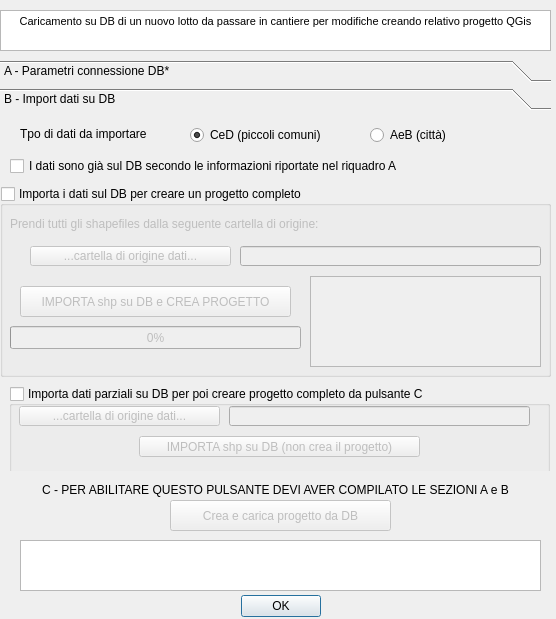
The window that qgis2db/qgis2db_config_dockwidget_base.ui (Verticalsrl/import_qgis2db) describes before a commit, drawn with Qt 5.
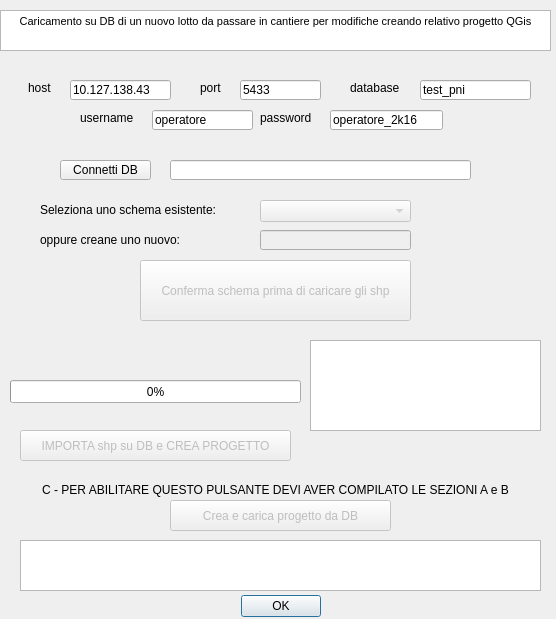
The same window after the commit. The open tabs and pages were chosen to show the change.

Commit message: il plugin e' ora in grado di caricare i layer dalla TOC di QGis sul DB-schema specificati

Diff of the .ui file:
```diff
--- a/qgis2db/qgis2db_config_dockwidget_base.ui
+++ b/qgis2db/qgis2db_config_dockwidget_base.ui
@@ -67,119 +67,66 @@
    </property>
    <layout class="QVBoxLayout" name="verticalLayout"/>
   </widget>
-  <widget class="QToolBox" name="toolbox">
-   <property name="enabled">
-    <bool>true</bool>
-   </property>
+  <widget class="QLabel" name="label_64">
    <property name="geometry">
     <rect>
-     <x>0</x>
-     <y>60</y>
-     <width>551</width>
-     <height>411</height>
+     <x>10</x>
+     <y>480</y>
+     <width>531</width>
+     <height>20</height>
     </rect>
    </property>
-   <property name="toolTip">
-    <string/>
+   <property name="text">
+    <string>&lt;html&gt;&lt;head/&gt;&lt;body&gt;&lt;p align=&quot;center&quot;&gt;C - PER ABILITARE QUESTO PULSANTE DEVI AVER COMPILATO LE SEZIONI A e B&lt;/p&gt;&lt;/body&gt;&lt;/html&gt;</string>
    </property>
-   <widget class="QWidget" name="chkDB">
+  </widget>
+  <widget class="QToolButton" name="createBtn">
     <property name="enabled">
-     <bool>true</bool>
+    <bool>false</bool>
     </property>
     <property name="geometry">
      <rect>
-      <x>0</x>
-      <y>0</y>
-      <width>551</width>
-      <height>355</height>
-     </rect>
-    </property>
-    <attribute name="label">
-     <string>A - Parametri connessione DB*</string>
-    </attribute>
-    <widget class="QLabel" name="label">
+     <x>170</x>
+     <y>500</y>
+     <width>221</width>
+     <height>31</height>
+    </rect>
+   </property>
+   <property name="text">
+    <string>Crea e carica progetto da DB</string>
+   </property>
+  </widget>
+  <widget class="QLineEdit" name="testAnswer">
      <property name="geometry">
       <rect>
-       <x>28</x>
-       <y>20</y>
-       <width>41</width>
-       <height>16</height>
-      </rect>
-     </property>
-     <property name="text">
-      <string>host</string>
+     <x>170</x>
+     <y>160</y>
+     <width>301</width>
+     <height>20</height>
+    </rect>
+   </property>
+   <property name="readOnly">
+    <bool>true</bool>
      </property>
     </widget>
     <widget class="QLineEdit" name="hostDB">
      <property name="geometry">
       <rect>
        <x>70</x>
-       <y>20</y>
+     <y>80</y>
        <width>101</width>
        <height>20</height>
       </rect>
      </property>
      <property name="text">
-      <string>86.107.96.34</string>
-     </property>
-    </widget>
-    <widget class="QLineEdit" name="portDB">
-     <property name="geometry">
-      <rect>
-       <x>240</x>
-       <y>20</y>
-       <width>81</width>
-       <height>20</height>
-      </rect>
-     </property>
-     <property name="text">
-      <string>5432</string>
-     </property>
-    </widget>
-    <widget class="QLineEdit" name="usrDB">
-     <property name="geometry">
-      <rect>
-       <x>152</x>
-       <y>50</y>
-       <width>101</width>
-       <height>20</height>
-      </rect>
-     </property>
-     <property name="text">
-      <string>operatore</string>
-     </property>
-    </widget>
-    <widget class="QLineEdit" name="pwdDB">
-     <property name="geometry">
-      <rect>
-       <x>330</x>
-       <y>50</y>
-       <width>113</width>
-       <height>20</height>
-      </rect>
-     </property>
-     <property name="text">
-      <string>operatore_2k16</string>
-     </property>
-    </widget>
-    <widget class="QLineEdit" name="nameDB">
-     <property name="geometry">
-      <rect>
-       <x>420</x>
-       <y>20</y>
-       <width>111</width>
-       <height>20</height>
-      </rect>
-     </property>
-     <property name="text">
-      <string>pni_2</string>
+    <string>10.127.138.43</string>
      </property>
     </widget>
     <widget class="QLabel" name="label_2">
      <property name="geometry">
       <rect>
        <x>200</x>
-       <y>20</y>
+     <y>80</y>
        <width>41</width>
        <height>16</height>
       </rect>
@@ -188,24 +135,24 @@
       <string>port</string>
      </property>
     </widget>
-    <widget class="QLabel" name="label_3">
+  <widget class="QComboBox" name="schemaDB_combo">
+   <property name="enabled">
+    <bool>false</bool>
+   </property>
      <property name="geometry">
       <rect>
-       <x>80</x>
-       <y>50</y>
-       <width>71</width>
-       <height>16</height>
-      </rect>
-     </property>
-     <property name="text">
-      <string>username</string>
-     </property>
+     <x>260</x>
+     <y>200</y>
+     <width>151</width>
+     <height>22</height>
+    </rect>
+   </property>
     </widget>
     <widget class="QLabel" name="label_4">
      <property name="geometry">
       <rect>
        <x>260</x>
-       <y>50</y>
+     <y>110</y>
        <width>61</width>
        <height>16</height>
       </rect>
@@ -214,24 +161,11 @@
       <string>password</string>
      </property>
     </widget>
-    <widget class="QLabel" name="label_5">
-     <property name="geometry">
-      <rect>
-       <x>350</x>
-       <y>20</y>
-       <width>61</width>
-       <height>16</height>
-      </rect>
-     </property>
-     <property name="text">
-      <string>database</string>
-     </property>
-    </widget>
     <widget class="QToolButton" name="testBtn">
      <property name="geometry">
       <rect>
        <x>60</x>
-       <y>100</y>
+     <y>160</y>
        <width>91</width>
        <height>20</height>
       </rect>
@@ -240,30 +174,17 @@
       <string>Connetti DB</string>
      </property>
     </widget>
-    <widget class="QLineEdit" name="testAnswer">
+  <widget class="QLineEdit" name="usrDB">
      <property name="geometry">
       <rect>
-       <x>170</x>
-       <y>100</y>
-       <width>301</width>
-       <height>20</height>
-      </rect>
-     </property>
-     <property name="readOnly">
-      <bool>true</bool>
-     </property>
-    </widget>
-    <widget class="QLabel" name="label_9">
-     <property name="geometry">
-      <rect>
-       <x>40</x>
-       <y>140</y>
-       <width>221</width>
+     <x>152</x>
+     <y>110</y>
+     <width>101</width>
        <height>20</height>
       </rect>
      </property>
      <property name="text">
-      <string>Seleziona uno schema esistente:</string>
+    <string>operatore</string>
      </property>
     </widget>
     <widget class="QLineEdit" name="schemaDB">
@@ -273,7 +194,7 @@
      <property name="geometry">
       <rect>
        <x>260</x>
-       <y>170</y>
+     <y>230</y>
        <width>151</width>
        <height>20</height>
       </rect>
@@ -282,27 +203,37 @@
       <string/>
      </property>
     </widget>
-    <widget class="QLabel" name="label_6">
+  <widget class="QLabel" name="label">
      <property name="geometry">
       <rect>
-       <x>20</x>
-       <y>260</y>
-       <width>521</width>
-       <height>51</height>
+     <x>28</x>
+     <y>80</y>
+     <width>41</width>
+     <height>16</height>
       </rect>
      </property>
      <property name="text">
-      <string>&lt;html&gt;&lt;head/&gt;&lt;body&gt;&lt;p align=&quot;center&quot;&gt;* Se al punto B si dovesse decidere di reimportare nuovi dati, eventuali altri dati con lo stesso nome di un precedente progetto già presenti in questo DB-schema verranno sovrascritti&lt;/p&gt;&lt;/body&gt;&lt;/html&gt;</string>
-     </property>
-     <property name="wordWrap">
-      <bool>true</bool>
+    <string>host</string>
+   </property>
+  </widget>
+  <widget class="QLineEdit" name="nameDB">
+   <property name="geometry">
+    <rect>
+     <x>420</x>
+     <y>80</y>
+     <width>111</width>
+     <height>20</height>
+    </rect>
+   </property>
+   <property name="text">
+    <string>test_pni</string>
      </property>
     </widget>
     <widget class="QLabel" name="label_10">
      <property name="geometry">
       <rect>
        <x>40</x>
-       <y>170</y>
+     <y>230</y>
        <width>221</width>
        <height>20</height>
       </rect>
@@ -311,110 +242,37 @@
       <string>oppure creane uno nuovo:</string>
      </property>
     </widget>
-    <widget class="QComboBox" name="schemaDB_combo">
-     <property name="enabled">
-      <bool>false</bool>
-     </property>
+  <widget class="QLabel" name="label_5">
      <property name="geometry">
       <rect>
-       <x>260</x>
-       <y>140</y>
-       <width>151</width>
-       <height>22</height>
-      </rect>
-     </property>
-    </widget>
-    <widget class="QToolButton" name="testBtn_schema">
-     <property name="enabled">
-      <bool>false</bool>
-     </property>
-     <property name="geometry">
-      <rect>
-       <x>140</x>
-       <y>200</y>
-       <width>271</width>
-       <height>31</height>
-      </rect>
-     </property>
-     <property name="text">
-      <string>Conferma schema e passa alla sezione B</string>
-     </property>
-    </widget>
-   </widget>
-   <widget class="QWidget" name="import_DB">
-    <property name="geometry">
-     <rect>
-      <x>0</x>
-      <y>0</y>
-      <width>551</width>
-      <height>355</height>
-     </rect>
-    </property>
-    <attribute name="label">
-     <string>B - Import dati su DB</string>
-    </attribute>
-    <widget class="QCheckBox" name="no_import">
-     <property name="geometry">
-      <rect>
-       <x>10</x>
-       <y>40</y>
-       <width>541</width>
-       <height>20</height>
-      </rect>
-     </property>
-     <property name="text">
-      <string>I dati sono già sul DB secondo le informazioni riportate nel riquadro A</string>
-     </property>
-    </widget>
-    <widget class="QGroupBox" name="si_import">
-     <property name="geometry">
-      <rect>
-       <x>0</x>
-       <y>70</y>
-       <width>551</width>
-       <height>191</height>
-      </rect>
-     </property>
-     <property name="title">
-      <string>Importa i dati sul DB per creare un progetto completo</string>
-     </property>
-     <property name="checkable">
-      <bool>true</bool>
-     </property>
-     <property name="checked">
-      <bool>false</bool>
-     </property>
-     <widget class="QLabel" name="label_50">
-      <property name="geometry">
-       <rect>
-        <x>10</x>
-        <y>30</y>
-        <width>531</width>
+     <x>350</x>
+     <y>80</y>
+     <width>61</width>
         <height>16</height>
        </rect>
       </property>
       <property name="text">
-       <string>Prendi tutti gli shapefiles dalla seguente cartella di origine:</string>
-      </property>
-     </widget>
-     <widget class="QToolButton" name="dirBrowse_btn">
+    <string>database</string>
+   </property>
+  </widget>
+  <widget class="QLabel" name="label_9">
       <property name="geometry">
        <rect>
-        <x>30</x>
-        <y>60</y>
-        <width>201</width>
+     <x>40</x>
+     <y>200</y>
+     <width>221</width>
         <height>20</height>
        </rect>
       </property>
       <property name="text">
-       <string>...cartella di origine dati...</string>
+    <string>Seleziona uno schema esistente:</string>
       </property>
      </widget>
      <widget class="QTextBrowser" name="txtFeedback_import">
       <property name="geometry">
        <rect>
         <x>310</x>
-        <y>90</y>
+     <y>340</y>
         <width>231</width>
         <height>91</height>
        </rect>
@@ -427,34 +285,53 @@
 &lt;p style=&quot;-qt-paragraph-type:empty; margin-top:0px; margin-bottom:0px; margin-left:0px; margin-right:0px; -qt-block-indent:0; text-indent:0px; font-size:8.15094pt;&quot;&gt;&lt;br /&gt;&lt;/p&gt;&lt;/body&gt;&lt;/html&gt;</string>
       </property>
      </widget>
-     <widget class="QToolButton" name="import_shp">
+  <widget class="QToolButton" name="testBtn_schema">
+   <property name="enabled">
+    <bool>false</bool>
+   </property>
       <property name="geometry">
        <rect>
-        <x>20</x>
-        <y>100</y>
+     <x>140</x>
+     <y>260</y>
         <width>271</width>
-        <height>31</height>
+     <height>61</height>
        </rect>
       </property>
       <property name="text">
-       <string>IMPORTA shp su DB e CREA PROGETTO</string>
-      </property>
-     </widget>
-     <widget class="QLineEdit" name="dirBrowse_txt">
+    <string>Conferma schema prima di caricare gli shp</string>
+   </property>
+  </widget>
+  <widget class="QLineEdit" name="pwdDB">
+   <property name="geometry">
+    <rect>
+     <x>330</x>
+     <y>110</y>
+     <width>113</width>
+     <height>20</height>
+    </rect>
+   </property>
+   <property name="text">
+    <string>operatore_2k16</string>
+   </property>
+  </widget>
+  <widget class="QLineEdit" name="portDB">
       <property name="geometry">
        <rect>
         <x>240</x>
-        <y>60</y>
-        <width>301</width>
+     <y>80</y>
+     <width>81</width>
         <height>20</height>
        </rect>
       </property>
+   <property name="text">
+    <string>5433</string>
+   </property>
      </widget>
      <widget class="QProgressBar" name="import_progressBar">
       <property name="geometry">
        <rect>
         <x>10</x>
-        <y>140</y>
+     <y>380</y>
         <width>291</width>
         <height>23</height>
        </rect>
@@ -463,160 +340,61 @@
        <number>0</number>
       </property>
      </widget>
-     <zorder>label_50</zorder>
-     <zorder>dirBrowse_btn</zorder>
-     <zorder>import_shp</zorder>
-     <zorder>dirBrowse_txt</zorder>
-     <zorder>import_progressBar</zorder>
-     <zorder>txtFeedback_import</zorder>
-    </widget>
-    <widget class="QLabel" name="label_68">
+  <widget class="QLabel" name="label_3">
      <property name="geometry">
       <rect>
-       <x>20</x>
-       <y>10</y>
-       <width>161</width>
+     <x>80</x>
+     <y>110</y>
+     <width>71</width>
        <height>16</height>
       </rect>
      </property>
      <property name="text">
-      <string>Tpo di dati da importare</string>
-     </property>
-    </widget>
-    <widget class="QRadioButton" name="ced_radioButton">
+    <string>username</string>
+   </property>
+  </widget>
+  <widget class="QToolButton" name="import_shp">
      <property name="enabled">
-      <bool>true</bool>
-     </property>
-     <property name="geometry">
-      <rect>
-       <x>190</x>
-       <y>10</y>
-       <width>151</width>
-       <height>18</height>
-      </rect>
-     </property>
-     <property name="text">
-      <string>CeD (piccoli comuni)</string>
-     </property>
-     <property name="checked">
-      <bool>true</bool>
-     </property>
-     <attribute name="buttonGroup">
-      <string notr="true">buttonGroup</string>
-     </attribute>
-    </widget>
-    <widget class="QRadioButton" name="aib_radioButton">
-     <property name="enabled">
-      <bool>true</bool>
-     </property>
-     <property name="geometry">
-      <rect>
-       <x>370</x>
-       <y>10</y>
-       <width>90</width>
-       <height>18</height>
-      </rect>
-     </property>
-     <property name="text">
-      <string>AeB (città)</string>
-     </property>
-     <attribute name="buttonGroup">
-      <string notr="true">buttonGroup</string>
-     </attribute>
-    </widget>
-    <widget class="QGroupBox" name="si_import_parziale">
-     <property name="geometry">
-      <rect>
-       <x>9</x>
-       <y>270</y>
-       <width>541</width>
-       <height>91</height>
-      </rect>
-     </property>
-     <property name="title">
-      <string>Importa dati parziali su DB per poi creare progetto completo da pulsante C</string>
-     </property>
-     <property name="checkable">
-      <bool>true</bool>
-     </property>
-     <property name="checked">
       <bool>false</bool>
      </property>
-     <widget class="QToolButton" name="dirBrowse_btn_parziale">
       <property name="geometry">
        <rect>
-        <x>10</x>
-        <y>20</y>
-        <width>201</width>
-        <height>20</height>
-       </rect>
-      </property>
-      <property name="text">
-       <string>...cartella di origine dati...</string>
-      </property>
-     </widget>
-     <widget class="QLineEdit" name="dirBrowse_txt_parziale">
-      <property name="geometry">
-       <rect>
-        <x>220</x>
-        <y>20</y>
-        <width>301</width>
-        <height>20</height>
-       </rect>
-      </property>
-     </widget>
-     <widget class="QToolButton" name="import_shp_parziale">
-      <property name="geometry">
-       <rect>
-        <x>130</x>
-        <y>50</y>
-        <width>281</width>
-        <height>21</height>
-       </rect>
-      </property>
-      <property name="text">
-       <string>IMPORTA shp su DB (non crea il progetto)</string>
-      </property>
-     </widget>
-    </widget>
-   </widget>
-  </widget>
-  <widget class="QLabel" name="label_64">
-   <property name="geometry">
-    <rect>
-     <x>10</x>
-     <y>480</y>
-     <width>531</width>
-     <height>20</height>
-    </rect>
-   </property>
-   <property name="text">
-    <string>&lt;html&gt;&lt;head/&gt;&lt;body&gt;&lt;p align=&quot;center&quot;&gt;C - PER ABILITARE QUESTO PULSANTE DEVI AVER COMPILATO LE SEZIONI A e B&lt;/p&gt;&lt;/body&gt;&lt;/html&gt;</string>
-   </property>
-  </widget>
-  <widget class="QToolButton" name="createBtn">
-   <property name="enabled">
-    <bool>false</bool>
-   </property>
-   <property name="geometry">
-    <rect>
-     <x>170</x>
-     <y>500</y>
-     <width>221</width>
+     <x>20</x>
+     <y>430</y>
+     <width>271</width>
      <height>31</height>
     </rect>
    </property>
    <property name="text">
-    <string>Crea e carica progetto da DB</string>
+    <string>IMPORTA shp su DB e CREA PROGETTO</string>
    </property>
   </widget>
   <zorder>layoutWidget</zorder>
   <zorder>button_box</zorder>
   <zorder>txtHelp</zorder>
   <zorder>txtFeedback</zorder>
-  <zorder>toolbox</zorder>
   <zorder>label_64</zorder>
   <zorder>createBtn</zorder>
+  <zorder>testAnswer</zorder>
+  <zorder>hostDB</zorder>
+  <zorder>label_2</zorder>
+  <zorder>schemaDB_combo</zorder>
+  <zorder>label_4</zorder>
+  <zorder>testBtn</zorder>
+  <zorder>usrDB</zorder>
+  <zorder>schemaDB</zorder>
+  <zorder>label</zorder>
+  <zorder>nameDB</zorder>
+  <zorder>label_10</zorder>
+  <zorder>label_5</zorder>
+  <zorder>label_9</zorder>
+  <zorder>txtFeedback_import</zorder>
+  <zorder>testBtn_schema</zorder>
+  <zorder>pwdDB</zorder>
+  <zorder>portDB</zorder>
+  <zorder>import_progressBar</zorder>
+  <zorder>label_3</zorder>
+  <zorder>import_shp</zorder>
  </widget>
  <tabstops>
   <tabstop>hostDB</tabstop>
```
Left out of the diff: 7 changed lines with no effect on the pictures. Lines whose indentation alone changed are shown as unchanged. The commit also changes 6 other files.
